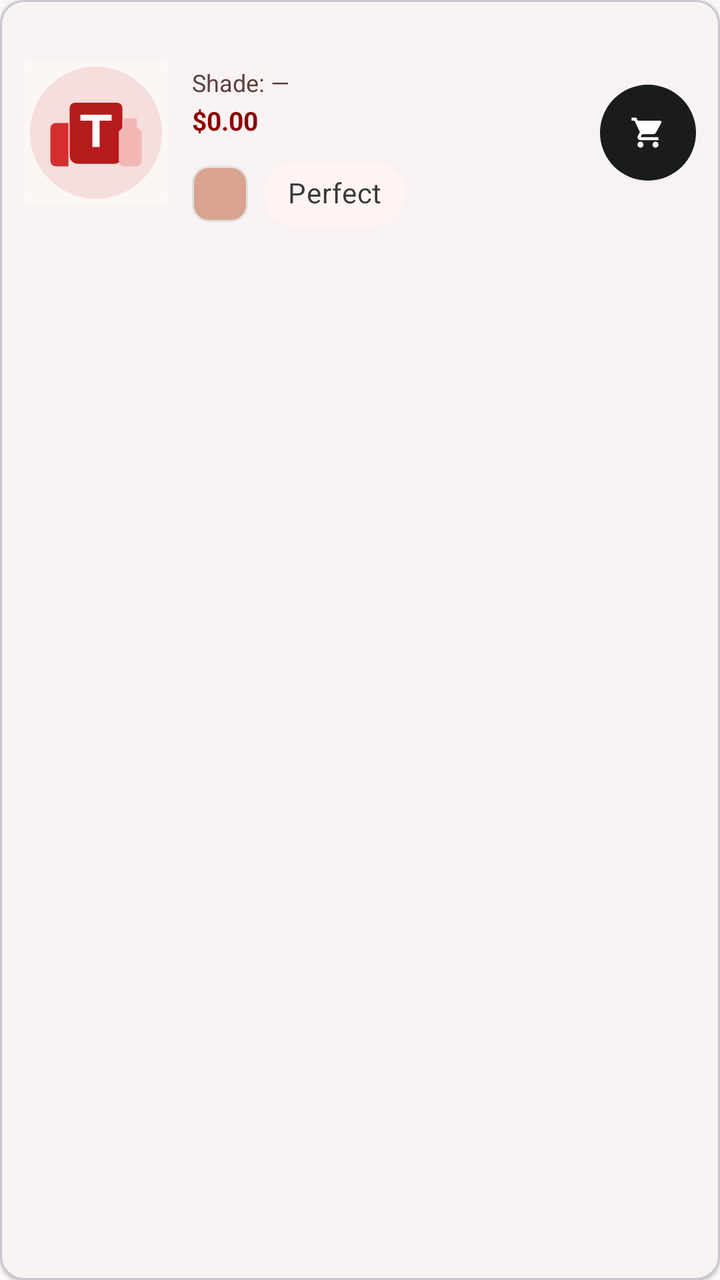
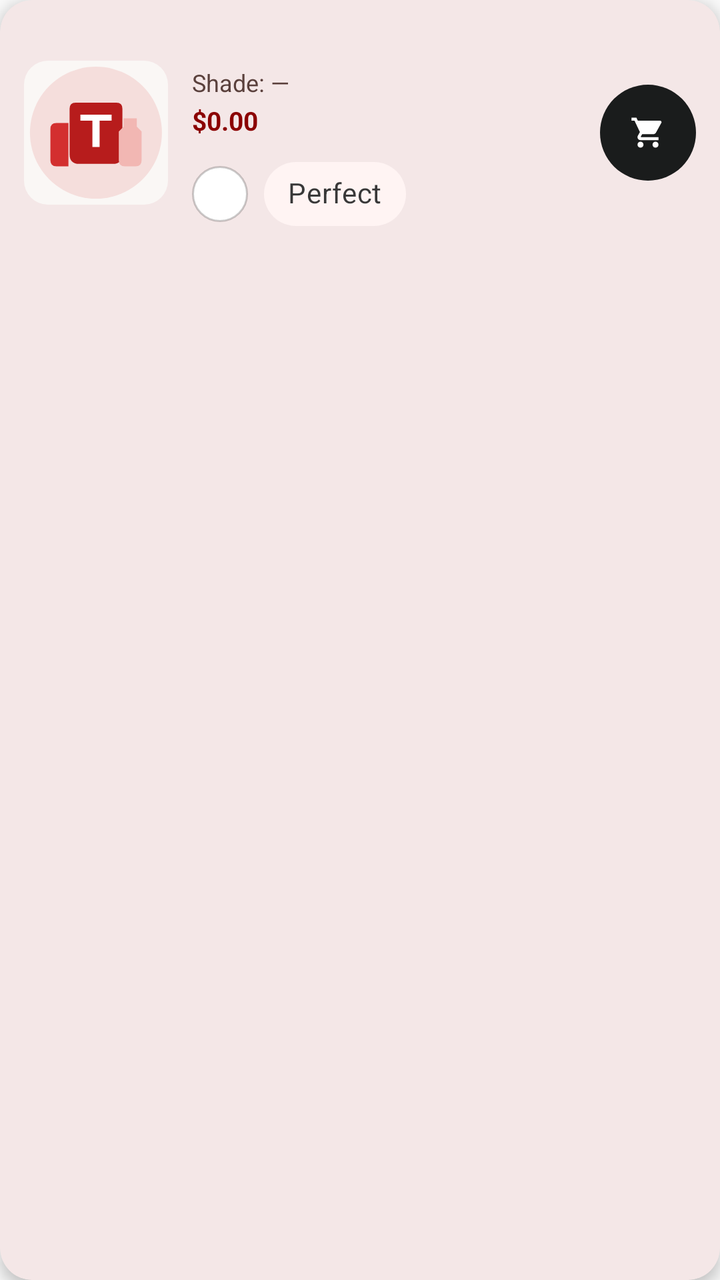

Screens rendered from an Android XML layout before and after an edit, with the pre-edit source and the edit as a unified diff.
<!-- AndroidManifest.xml: application theme Theme.TirTirMCommerce -->
<!-- res/layout/item_cushion_match.xml -->
<?xml version="1.0" encoding="utf-8"?>
<com.google.android.material.card.MaterialCardView xmlns:android="http://schemas.android.com/apk/res/android"
    xmlns:app="http://schemas.android.com/apk/res-auto"
    android:layout_width="match_parent"
    android:layout_height="wrap_content"
    android:layout_marginBottom="10dp"
    app:cardBackgroundColor="@color/tirtir_white"
    app:cardCornerRadius="12dp"
    app:cardElevation="1dp">

    <LinearLayout
        android:layout_width="match_parent"
        android:layout_height="wrap_content"
        android:gravity="center_vertical"
        android:orientation="horizontal"
        android:padding="12dp">

        <ImageView
            android:id="@+id/ivCushionThumb"
            android:layout_width="72dp"
            android:layout_height="72dp"
            android:background="@color/tirtir_off_white"
            android:scaleType="centerCrop"
            android:src="@drawable/ic_product_placeholder" />

        <LinearLayout
            android:layout_width="0dp"
            android:layout_height="wrap_content"
            android:layout_marginStart="12dp"
            android:layout_weight="1"
            android:orientation="vertical">

            <TextView
                android:id="@+id/tvCushionName"
                android:layout_width="match_parent"
                android:layout_height="wrap_content"
                android:maxLines="2"
                android:ellipsize="end"
                android:textColor="@color/tirtir_black"
                android:textSize="14sp"
                android:textStyle="bold" />

            <TextView
                android:id="@+id/tvCushionShade"
                android:layout_width="match_parent"
                android:layout_height="wrap_content"
                android:layout_marginTop="2dp"
                android:text="Shade: —"
                android:textColor="@color/tirtir_text_secondary"
                android:textSize="12sp" />

            <TextView
                android:id="@+id/tvCushionPrice"
                android:layout_width="match_parent"
                android:layout_height="wrap_content"
                android:layout_marginTop="2dp"
                android:text="$0.00"
                android:textColor="@color/tirtir_red_primary"
                android:textSize="13sp"
                android:textStyle="bold" />

            <LinearLayout
                android:layout_width="match_parent"
                android:layout_height="wrap_content"
                android:layout_marginTop="4dp"
                android:gravity="center_vertical"
                android:orientation="horizontal">

                <View
                    android:id="@+id/viewShadeSwatch"
                    android:layout_width="28dp"
                    android:layout_height="28dp"
                    android:background="@drawable/bg_shade_swatch" />

                <com.google.android.material.chip.Chip
                    android:id="@+id/chipMatchQuality"
                    style="@style/Widget.MaterialComponents.Chip.Action"
                    android:layout_width="wrap_content"
                    android:layout_height="wrap_content"
                    android:layout_marginStart="8dp"
                    android:text="Perfect"
                    app:chipBackgroundColor="@color/tirtir_red_surface" />
            </LinearLayout>
        </LinearLayout>

        <com.google.android.material.button.MaterialButton
            android:id="@+id/btnAddCushionToCart"
            android:layout_width="48dp"
            android:layout_height="48dp"
            android:contentDescription="@string/btn_add_to_cart"
            android:insetTop="0dp"
            android:insetBottom="0dp"
            android:padding="0dp"
            app:backgroundTint="@color/tirtir_black"
            app:cornerRadius="24dp"
            app:icon="@drawable/ic_cart"
            app:iconGravity="textStart"
            app:iconPadding="0dp"
            app:iconTint="@color/tirtir_white" />
    </LinearLayout>
</com.google.android.material.card.MaterialCardView>
<!-- resources referenced by this layout -->
<resources>
  <color name="tirtir_black">#1A1C1C</color>
  <color name="tirtir_off_white">#F9F9F9</color>
  <color name="tirtir_red_primary">#8B0000</color>
  <color name="tirtir_red_surface">#FFF4F3</color>
  <color name="tirtir_text_secondary">#5A403C</color>
  <color name="tirtir_white">#FFFFFF</color>
  <!-- drawable bg_shade_swatch (drawable) -->
  <?xml version="1.0" encoding="utf-8"?>
  <shape xmlns:android="http://schemas.android.com/apk/res/android">
      <solid android:color="#D9A48F" />
      <stroke
          android:width="1dp"
          android:color="@color/tirtir_border_gray" />
      <corners android:radius="8dp" />
  </shape>
  <!-- drawable ic_cart (drawable) -->
  <vector xmlns:android="http://schemas.android.com/apk/res/android"
      android:width="24dp"
      android:height="24dp"
      android:viewportWidth="24.0"
      android:viewportHeight="24.0"
      android:tint="?attr/colorControlNormal">
    <path
        android:fillColor="#FF000000"
        android:pathData="M7,18c-1.1,0 -1.99,0.9 -1.99,2S5.9,22 7,22s2,-0.9 2,-2 -0.9,-2 -2,-2zM1,2v2h2l3.6,7.59 -1.35,2.45c-0.16,0.28 -0.25,0.61 -0.25,0.96 0,1.1 0.9,2 2,2h12v-2H7.42c-0.14,0 -0.25,-0.11 -0.25,-0.25l0.03,-0.12 0.9,-1.63h7.45c0.75,0 1.41,-0.41 1.75,-1.03l3.58,-6.49c0.08,-0.14 0.12,-0.31 0.12,-0.48 0,-0.55 -0.45,-1 -1,-1H5.21l-0.94,-2H1zM17,18c-1.1,0 -1.99,0.9 -1.99,2s0.89,2 1.99,2 2,-0.9 2,-2 -0.9,-2 -2,-2z"/>
  </vector>
  <!-- drawable ic_product_placeholder (drawable) -->
  <?xml version="1.0" encoding="utf-8"?>
  <layer-list xmlns:android="http://schemas.android.com/apk/res/android">
      <item>
          <shape android:shape="rectangle">
              <solid android:color="#FAF7F5" />
              <corners android:radius="12dp" />
          </shape>
      </item>
      <item
          android:width="108dp"
          android:height="108dp"
          android:gravity="center"
          android:drawable="@drawable/ic_tirtir_product_silhouette" />
  </layer-list>
  <string name="btn_add_to_cart">Add to Cart</string>
  <style name="Theme.TirTirMCommerce" parent="Base.Theme.TirTirMCommerce" />
  <color name="tirtir_border_gray">#E0E0E0</color>
  <!-- drawable ic_tirtir_product_silhouette (drawable) -->
  <?xml version="1.0" encoding="utf-8"?>
  <vector xmlns:android="http://schemas.android.com/apk/res/android"
      android:width="120dp"
      android:height="120dp"
      android:viewportWidth="120"
      android:viewportHeight="120">
  
      
      <path
          android:fillColor="#F5DEDC"
          android:pathData="M60,5 A55,55 0,1 1,59.9 5" />
      <path
          android:fillColor="#B71C1C"
          android:pathData="M43,35 L77,35 Q82,35 82,40 L82,78 Q82,86 74,86 L46,86 Q38,86 38,78 L38,40 Q38,35 43,35" />
      <path
          android:fillColor="#FFFFFF"
          android:pathData="M47,45 L73,45 L73,50 L63,50 L63,72 L57,72 L57,50 L47,50 Z" />
      <path
          android:fillColor="#D32F2F"
          android:pathData="M22,57 Q22,52 27,52 L37,52 L37,88 L27,88 Q22,88 22,83 Z" />
      <path
          android:fillColor="#F2B7B3"
          android:pathData="M83,48 L94,48 L94,55 L98,59 L98,83 Q98,88 93,88 L84,88 Q79,88 79,83 L79,59 L83,55 Z" />
  </vector>
  <color name="tirtir_red_dark">#610000</color>
  <color name="tirtir_error">#D32F2F</color>
  <!-- unchanged entries left out for length: 1 -->
</resources>

<!-- the commit's change to res/layout/item_cushion_match.xml (unified diff, before → after) -->
@@ -3,10 +3,13 @@
     xmlns:app="http://schemas.android.com/apk/res-auto"
     android:layout_width="match_parent"
     android:layout_height="wrap_content"
-    android:layout_marginBottom="10dp"
+    android:layout_marginBottom="12dp"
+    android:layout_marginHorizontal="4dp"
+    android:layout_marginTop="4dp"
     app:cardBackgroundColor="@color/tirtir_white"
-    app:cardCornerRadius="12dp"
-    app:cardElevation="1dp">
+    app:cardCornerRadius="16dp"
+    app:cardElevation="4dp"
+    app:strokeWidth="0dp">
 
     <LinearLayout
         android:layout_width="match_parent"
@@ -15,13 +18,14 @@
         android:orientation="horizontal"
         android:padding="12dp">
 
-        <ImageView
+        <com.google.android.material.imageview.ShapeableImageView
             android:id="@+id/ivCushionThumb"
             android:layout_width="72dp"
             android:layout_height="72dp"
             android:background="@color/tirtir_off_white"
             android:scaleType="centerCrop"
-            android:src="@drawable/ic_product_placeholder" />
+            android:src="@drawable/ic_product_placeholder"
+            app:shapeAppearanceOverlay="@style/CornerRadius12" />
 
         <LinearLayout
             android:layout_width="0dp"
@@ -70,7 +74,8 @@
                     android:id="@+id/viewShadeSwatch"
                     android:layout_width="28dp"
                     android:layout_height="28dp"
-                    android:background="@drawable/bg_shade_swatch" />
+                    android:background="@drawable/bg_shade_swatch_rounded"
+                    android:elevation="2dp" />
 
                 <com.google.android.material.chip.Chip
                     android:id="@+id/chipMatchQuality"
<!-- resource entries referenced after the edit -->
@@ -6,14 +6,12 @@
   <color name="tirtir_red_surface">#FFF4F3</color>
   <color name="tirtir_text_secondary">#5A403C</color>
   <color name="tirtir_white">#FFFFFF</color>
-  <!-- drawable bg_shade_swatch (drawable) -->
+  <!-- drawable bg_shade_swatch_rounded (drawable) -->
   <?xml version="1.0" encoding="utf-8"?>
-  <shape xmlns:android="http://schemas.android.com/apk/res/android">
-      <solid android:color="#D9A48F" />
-      <stroke
-          android:width="1dp"
-          android:color="@color/tirtir_border_gray" />
-      <corners android:radius="8dp" />
+  <shape xmlns:android="http://schemas.android.com/apk/res/android"
+      android:shape="oval">
+      <stroke android:width="1dp" android:color="#33000000" />
+      <solid android:color="#FFFFFF" />
   </shape>
   <!-- drawable ic_cart (drawable) -->
   <vector xmlns:android="http://schemas.android.com/apk/res/android"
@@ -42,8 +40,11 @@
           android:drawable="@drawable/ic_tirtir_product_silhouette" />
   </layer-list>
   <string name="btn_add_to_cart">Add to Cart</string>
+  <style name="CornerRadius12" parent="">
+          <item name="cornerFamily">rounded</item>
+          <item name="cornerSize">12dp</item>
+      </style>
   <style name="Theme.TirTirMCommerce" parent="Base.Theme.TirTirMCommerce" />
-  <color name="tirtir_border_gray">#E0E0E0</color>
   <!-- drawable ic_tirtir_product_silhouette (drawable) -->
   <?xml version="1.0" encoding="utf-8"?>
   <vector xmlns:android="http://schemas.android.com/apk/res/android"
